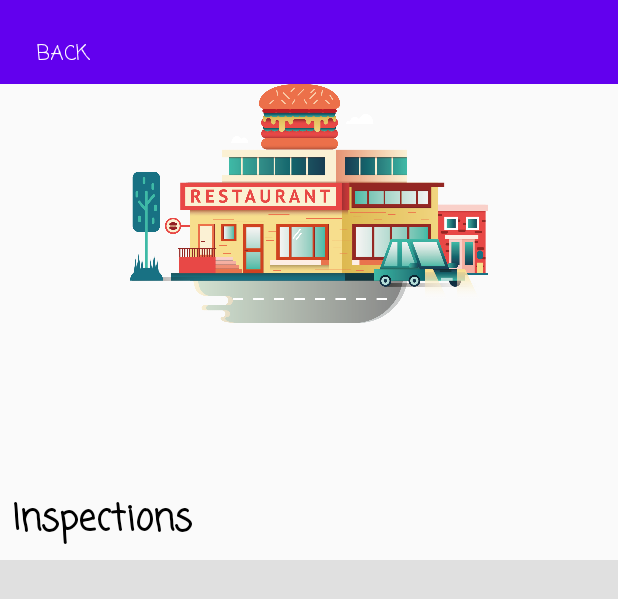
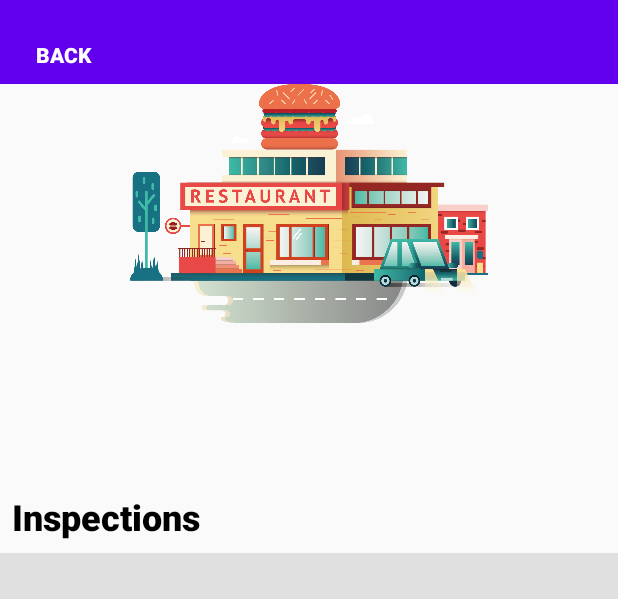
Before and after one commit to denzelnasol/restaurant-inspection-app, an Android app: the layout activity_restuarant_detail.xml on its own in the app's theme, with its tools: preview values and no code run, on a phone screen of 412 x 824 dp. Shown: the top 599 px of the screen. Run offline under Robolectric (Android 15) with nearby library versions, the phone set to English and light mode, and no system bars.

Commit message:
Remove hardcode string and fix font

```diff
--- a/app/src/main/java/com/group11/cmpt276_project/utils/Utils.java
+++ b/app/src/main/java/com/group11/cmpt276_project/utils/Utils.java
@@ -21,8 +21,4 @@ public class Utils {
 
         return new String(buffer, Constants.ENCODING);
     }
-
-    public static String convertCoordinatesText(double latitude, double longitude) {
-        return (latitude + ", " + longitude);
-    }
 }
--- a/app/src/main/res/layout/activity_main.xml
+++ b/app/src/main/res/layout/activity_main.xml
@@ -102,7 +102,7 @@
             android:layout_width="205dp"
             android:layout_height="187dp"
             android:orientation="vertical"
-            android:translationX=" 50dp"
+            android:translationX="50dp"
             app:layout_constraintBottom_toBottomOf="parent"
             app:layout_constraintEnd_toEndOf="parent"
             app:layout_constraintStart_toStartOf="parent"
--- a/app/src/main/res/layout/activity_restuarant_detail.xml
+++ b/app/src/main/res/layout/activity_restuarant_detail.xml
@@ -3,7 +3,6 @@
     xmlns:app="http://schemas.android.com/apk/res-auto"
     xmlns:tools="http://schemas.android.com/tools">
     <data>
-        <import type="com.group11.cmpt276_project.utils.Utils"/>
         <variable
             name="restaurant"
             type="com.group11.cmpt276_project.service.model.Restaurant" />
@@ -66,7 +65,7 @@
 
         <TextView
             android:id="@+id/res_detail_address"
-            android:text="@{restaurant.getPhysicalAddress()}"
+            android:text="@{String.format(@string/comma_separated, restaurant.physicalAddress, restaurant.physicalCity)}"
             android:layout_width="296dp"
             android:layout_height="23dp"
             android:layout_marginTop="4dp"
@@ -77,7 +76,7 @@
 
         <TextView
             android:id="@+id/res_detail_coordinates"
-            android:text="@{Utils.convertCoordinatesText(restaurant.getLatitude(), restaurant.getLongitude())}"
+            android:text="@{String.format(@string/comma_separated, restaurant.latitude, restaurant.longitude)}"
             android:layout_width="295dp"
             android:layout_height="26dp"
             android:layout_marginTop="4dp"
--- a/app/src/main/res/values/strings.xml
+++ b/app/src/main/res/values/strings.xml
@@ -22,4 +22,5 @@
     <string name="violation_summary">%s - %s</string>
     <string name="full_date">%s %d, %d</string>
     <string name="date">%s %d</string>
+    <string name="comma_separated">%s, %s</string>
 </resources>
--- a/app/src/main/res/values/styles.xml
+++ b/app/src/main/res/values/styles.xml
@@ -6,7 +6,7 @@
         <item name="colorPrimary">@color/colorPrimary</item>
         <item name="colorPrimaryDark">@color/colorPrimaryDark</item>
         <item name="colorAccent">@color/colorAccent</item>
-        <item name="fontFamily">casual</item>
+        <item name="fontFamily">sans-serif-black</item>
         <item name="android:textColor">#000000</item>
     </style>
 
```
